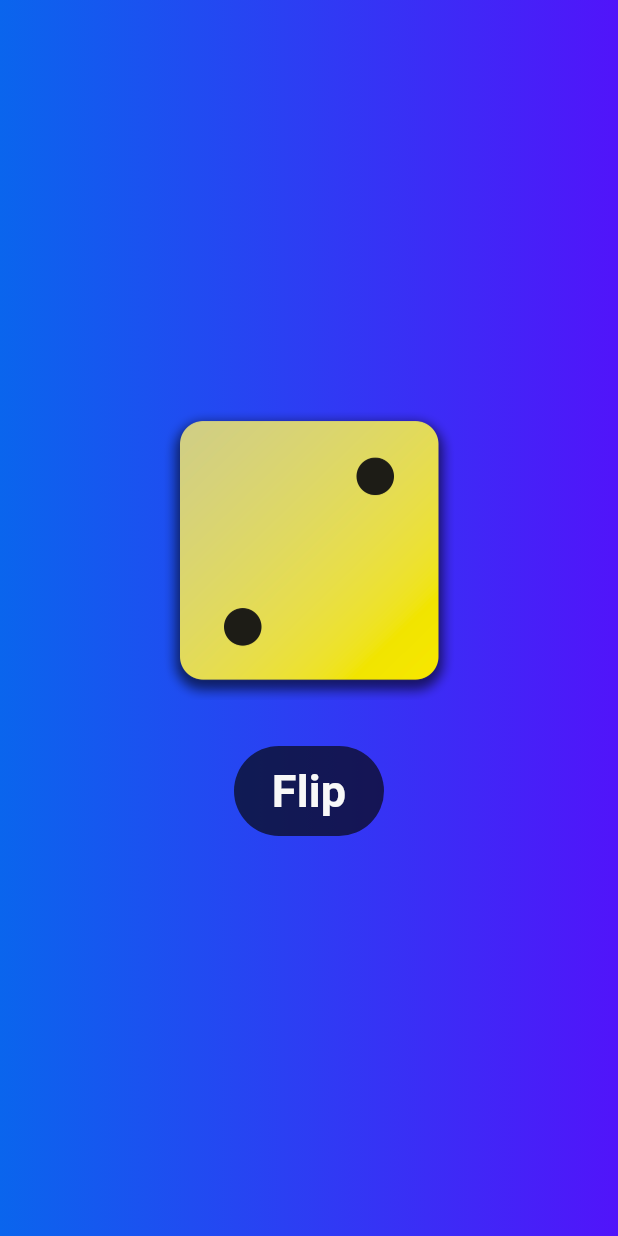
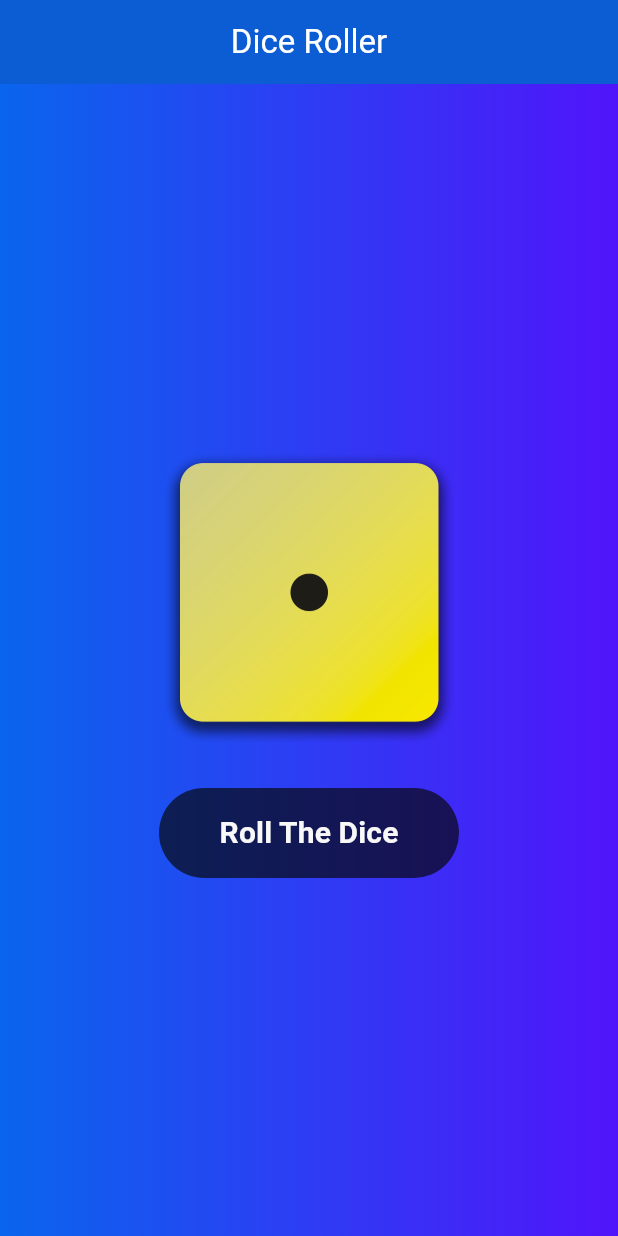
Before and after one commit to AimenAlamin/Flutter_RollingDice_Game, a Flutter app: the screen it shows after launch, on a phone screen of 412 x 824 dp. Run offline on Flutter 3.47's test engine with Material 3 defaults, Android fonts, the phone set to English and light mode, and no system bars.

Commit message:
Rolling Dice is working and dice is changing randomly using math library

```diff
--- a/lib/design_box.dart
+++ b/lib/design_box.dart
@@ -1,5 +1,5 @@
 import 'package:flutter/material.dart';
-import 'package:trial_app1/styled_text.dart';
+import 'package:trial_app1/dice_roller.dart';
 
 const startmyflag = Alignment.topLeft; //created my own variable
 const endmyflag = Alignment.topRight;
@@ -10,7 +10,15 @@ class MyDesingBox extends StatelessWidget {
   final List<Color> incolors; //decalre type is list of colors
   @override
   Widget build(context) {
-    return Container(
+    return Scaffold(
+      appBar: AppBar(
+        title: const Text("Dice Roller"),
+        backgroundColor: const Color.fromARGB(255, 12, 92, 212),
+        foregroundColor: Colors.white,
+        elevation: 0,
+        centerTitle: true,
+      ),
+      body: Container(
         decoration: BoxDecoration(
           gradient: LinearGradient(
             colors: incolors, //assign the argument passed
@@ -18,27 +26,8 @@ class MyDesingBox extends StatelessWidget {
             end: endmyflag,
           ),
         ),
-      child: Center(
-        child: Column(
-          mainAxisAlignment: MainAxisAlignment.center,
-          children: [
-            Image.asset('assests/images/dice-2.png', width: 200),
-            //sizedbox widget can be used alternatively of padding
-            const SizedBox(
-              height: 30.5,
-            ),
-            TextButton(
-              onPressed: () {},
-              style: TextButton.styleFrom(
-                backgroundColor: const Color.fromARGB(170, 5, 5, 5),
-                fixedSize: const Size(100, 60),
-                shape: RoundedRectangleBorder(
-                  borderRadius: BorderRadius.circular(150.5),
-                ),
-              ),
-              child: const StyledText("Flip"),
-            ),
-          ],
+        child: const Center(
+          child: DiceRolling(),
         ),
       ),
     );
--- /dev/null
+++ b/lib/dice_roller.dart
@@ -0,0 +1,52 @@
+import 'dart:math';
+
+import 'package:flutter/material.dart';
+import 'package:trial_app1/styled_text.dart';
+
+final randomNum = Random();
+
+class DiceRolling extends StatefulWidget {
+  const DiceRolling({super.key});
+  @override
+  State<StatefulWidget> createState() {
+    return DiceRollingState();
+  }
+}
+
+class DiceRollingState extends State<StatefulWidget> {
+  int currentNum = 1;
+  String currentImage = 'assests/images/dice-1.png';
+
+  void rollDice() {
+    currentNum = randomNum.nextInt(6) + 1;
+
+    setState(() {
+      currentImage = 'assests/images/dice-$currentNum.png';
+    });
+  }
+
+  @override
+  Widget build(BuildContext context) {
+    return Column(
+      mainAxisAlignment: MainAxisAlignment.center,
+      children: [
+        Image.asset(currentImage, width: 200),
+        //sizedbox widget can be used alternatively of padding
+        const SizedBox(
+          height: 30.5,
+        ),
+        TextButton(
+          onPressed: rollDice,
+          style: TextButton.styleFrom(
+            backgroundColor: const Color.fromARGB(170, 5, 5, 5),
+            fixedSize: const Size(200, 60),
+            shape: RoundedRectangleBorder(
+              borderRadius: BorderRadius.circular(150.5),
+            ),
+          ),
+          child: const StyledText("Roll The Dice"),
+        ),
+      ],
+    );
+  }
+}
--- a/lib/styled_text.dart
+++ b/lib/styled_text.dart
@@ -9,7 +9,7 @@ class StyledText extends StatelessWidget {
       intext,
       style: const TextStyle(
         color: Color.fromARGB(255, 248, 248, 248),
-        fontSize: 30.0,
+        fontSize: 20.0,
         fontWeight: FontWeight.bold,
       ),
     );
--- a/pubspec.yaml
+++ b/pubspec.yaml
@@ -64,6 +64,7 @@ flutter:
     - assests/images/dice-2.png
     - assests/images/dice-3.png
     - assests/images/dice-4.png
+    - assests/images/dice-5.png
     - assests/images/dice-6.png
 
   # An image asset can refer to one or more resolution-specific "variants", see
```
Also changed, not shown: lib/main.dart (+5 -7 lines). Lines whose indentation alone changed are shown as unchanged.
